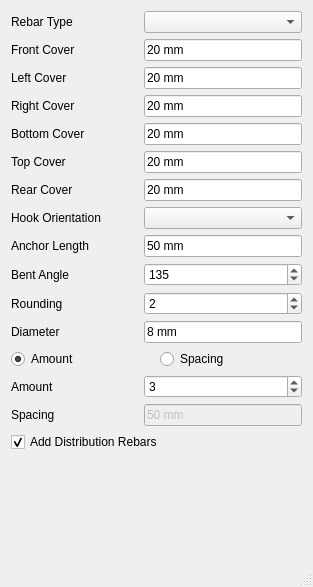
amrit3701/FreeCAD-Reinforcement, file SlabReinforcement/CrossRebars.ui: the form before one commit.
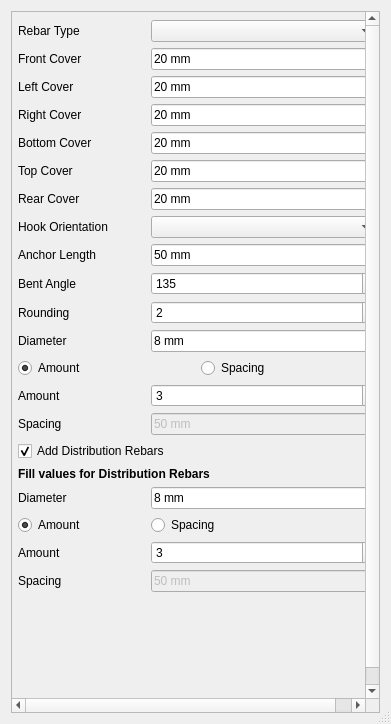
The form after the commit. Custom widgets are drawn as their Qt base class.

Commit message:
Remove seperate tabs for distribution rebars
- remove seperate distribution rebars tabs for parallel and cross rebars
- add distribution rebars fields in main cross/parallel ui pages

The edit to the form file:
```diff
--- a/SlabReinforcement/CrossRebars.ui
+++ b/SlabReinforcement/CrossRebars.ui
@@ -6,8 +6,8 @@
    <rect>
     <x>0</x>
     <y>0</y>
-    <width>313</width>
-    <height>587</height>
+    <width>391</width>
+    <height>724</height>
    </rect>
   </property>
   <property name="windowTitle">
@@ -23,24 +23,51 @@
    <bool>false</bool>
   </property>
   <layout class="QGridLayout" name="gridLayout">
-   <item row="3" column="0">
-    <layout class="QFormLayout" name="formLayout">
+   <property name="verticalSpacing">
+    <number>6</number>
+   </property>
+   <item row="0" column="0">
+    <widget class="QScrollArea" name="scrollArea">
+     <property name="widgetResizable">
+      <bool>false</bool>
+     </property>
+     <widget class="QWidget" name="scrollAreaWidgetContents">
+      <property name="geometry">
+       <rect>
+        <x>0</x>
+        <y>0</y>
+        <width>371</width>
+        <height>704</height>
+       </rect>
+      </property>
+      <widget class="QWidget" name="layoutWidget">
+       <property name="geometry">
+        <rect>
+         <x>0</x>
+         <y>2</y>
+         <width>371</width>
+         <height>701</height>
+        </rect>
+       </property>
+       <layout class="QFormLayout" name="formLayout_2">
      <property name="fieldGrowthPolicy">
       <enum>QFormLayout::AllNonFixedFieldsGrow</enum>
      </property>
-     <item row="0" column="0">
-      <widget class="QLabel" name="cross_rebars_typeLabel">
-       <property name="minimumSize">
-        <size>
-         <width>127</width>
-         <height>0</height>
-        </size>
-       </property>
-       <property name="text">
-        <string>Rebar Type</string>
-       </property>
-      </widget>
-     </item>
+        <property name="horizontalSpacing">
+         <number>6</number>
+        </property>
+        <property name="leftMargin">
+         <number>6</number>
+        </property>
+        <property name="topMargin">
+         <number>6</number>
+        </property>
+        <property name="rightMargin">
+         <number>6</number>
+        </property>
+        <property name="bottomMargin">
+         <number>6</number>
+        </property>
      <item row="0" column="1">
       <widget class="Gui::PrefComboBox" name="cross_rebars_type">
        <property name="prefEntry" stdset="0">
@@ -136,6 +163,23 @@
        </property>
       </widget>
      </item>
+        <item row="6" column="0">
+         <widget class="QLabel" name="cross_rearCoverLabel">
+          <property name="text">
+           <string>Rear Cover</string>
+          </property>
+         </widget>
+        </item>
+        <item row="6" column="1">
+         <widget class="Gui::InputField" name="cross_rearCover">
+          <property name="text">
+           <string>20 mm</string>
+          </property>
+          <property name="unit" stdset="0">
+           <string notr="true"/>
+          </property>
+         </widget>
+        </item>
      <item row="7" column="0">
       <widget class="QLabel" name="cross_l_shapeHookOrientationLabel">
        <property name="sizePolicy">
@@ -231,7 +275,7 @@
       </widget>
      </item>
      <item row="12" column="0" colspan="2">
-      <layout class="QHBoxLayout" name="horizontalLayout">
+         <layout class="QHBoxLayout" name="horizontalLayout_2">
        <item>
         <widget class="Gui::PrefRadioButton" name="cross_amount_radio">
          <property name="text">
@@ -240,6 +284,9 @@
          <property name="checked">
           <bool>true</bool>
          </property>
+            <attribute name="buttonGroup">
+             <string notr="true">buttonGroup_2</string>
+            </attribute>
         </widget>
        </item>
        <item>
@@ -247,6 +294,9 @@
          <property name="text">
           <string>Spacing</string>
          </property>
+            <attribute name="buttonGroup">
+             <string notr="true">buttonGroup_2</string>
+            </attribute>
         </widget>
        </item>
       </layout>
@@ -285,6 +335,19 @@
        </property>
       </widget>
      </item>
+        <item row="0" column="0">
+         <widget class="QLabel" name="cross_rebars_typeLabel">
+          <property name="minimumSize">
+           <size>
+            <width>127</width>
+            <height>0</height>
+           </size>
+          </property>
+          <property name="text">
+           <string>Rebar Type</string>
+          </property>
+         </widget>
+        </item>
      <item row="15" column="0" colspan="2">
       <widget class="QCheckBox" name="cross_distribution_rebar_check">
        <property name="text">
@@ -295,17 +358,90 @@
        </property>
       </widget>
      </item>
-     <item row="6" column="0">
-      <widget class="QLabel" name="cross_rearCoverLabel">
+        <item row="16" column="0" colspan="2">
+         <widget class="QLabel" name="distributionValuesHeading">
+          <property name="font">
+           <font>
+            <weight>75</weight>
+            <bold>true</bold>
+           </font>
+          </property>
        <property name="text">
-        <string>Rear Cover</string>
+           <string>Fill values for Distribution Rebars</string>
        </property>
       </widget>
      </item>
-     <item row="6" column="1">
-      <widget class="Gui::InputField" name="cross_rearCover">
+        <item row="18" column="0">
+         <widget class="QLabel" name="cross_distribution_diameterLabel">
        <property name="text">
-        <string>20 mm</string>
+           <string>Diameter</string>
+          </property>
+         </widget>
+        </item>
+        <item row="18" column="1">
+         <widget class="Gui::InputField" name="cross_distribution_diameter">
+          <property name="text">
+           <string>8 mm</string>
+          </property>
+          <property name="unit" stdset="0">
+           <string notr="true"/>
+          </property>
+         </widget>
+        </item>
+        <item row="19" column="0">
+         <widget class="Gui::PrefRadioButton" name="cross_distributionAmountRadio">
+          <property name="text">
+           <string>Amount</string>
+          </property>
+          <property name="checked">
+           <bool>true</bool>
+          </property>
+          <attribute name="buttonGroup">
+           <string notr="true">buttonGroup</string>
+          </attribute>
+         </widget>
+        </item>
+        <item row="19" column="1">
+         <widget class="Gui::PrefRadioButton" name="cross_distributionSpacingRadio">
+          <property name="text">
+           <string>Spacing</string>
+          </property>
+          <attribute name="buttonGroup">
+           <string notr="true">buttonGroup</string>
+          </attribute>
+         </widget>
+        </item>
+        <item row="20" column="0">
+         <widget class="QLabel" name="cross_distribution_amountLabel">
+          <property name="text">
+           <string>Amount</string>
+          </property>
+         </widget>
+        </item>
+        <item row="20" column="1">
+         <widget class="Gui::PrefSpinBox" name="cross_distribution_amount">
+          <property name="enabled">
+           <bool>true</bool>
+          </property>
+          <property name="value">
+           <number>3</number>
+          </property>
+         </widget>
+        </item>
+        <item row="21" column="0">
+         <widget class="QLabel" name="cross_distribution_spacingLabel">
+          <property name="text">
+           <string>Spacing</string>
+          </property>
+         </widget>
+        </item>
+        <item row="21" column="1">
+         <widget class="Gui::InputField" name="cross_distribution_spacing">
+          <property name="enabled">
+           <bool>false</bool>
+          </property>
+          <property name="text">
+           <string>50 mm</string>
        </property>
        <property name="unit" stdset="0">
         <string notr="true"/>
@@ -313,6 +449,9 @@
       </widget>
      </item>
     </layout>
+      </widget>
+     </widget>
+    </widget>
    </item>
   </layout>
  </widget>
```
Left out of the diff: 19 changed lines with no effect on the pictures. Lines whose indentation alone changed are shown as unchanged. The commit also changes 5 other files.
